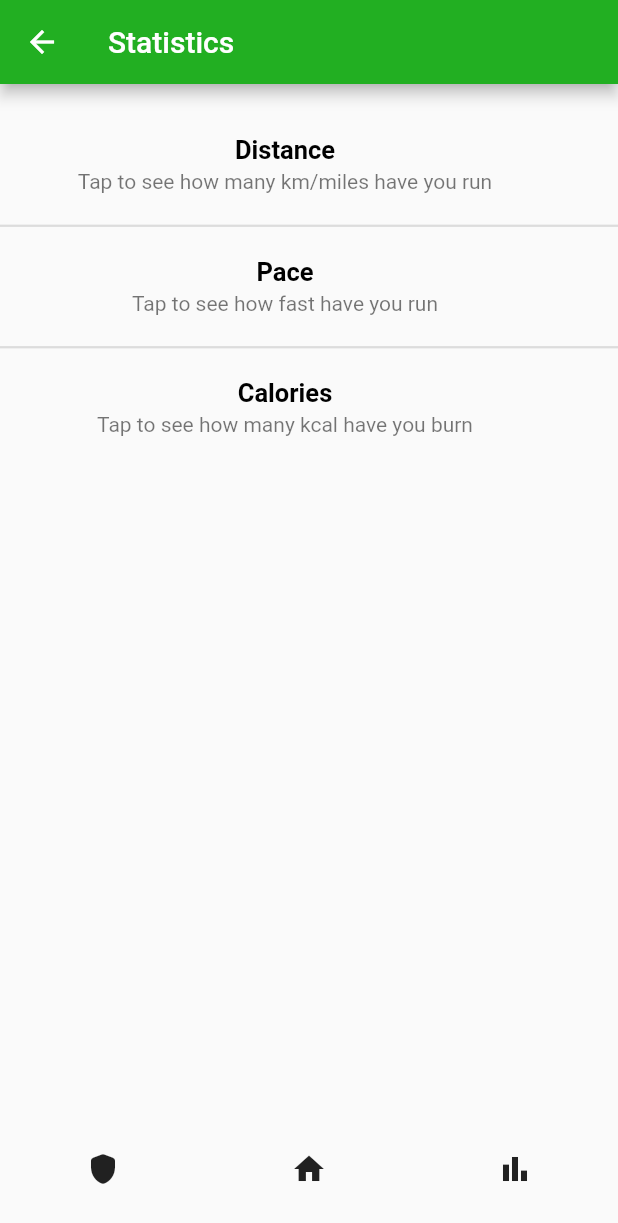
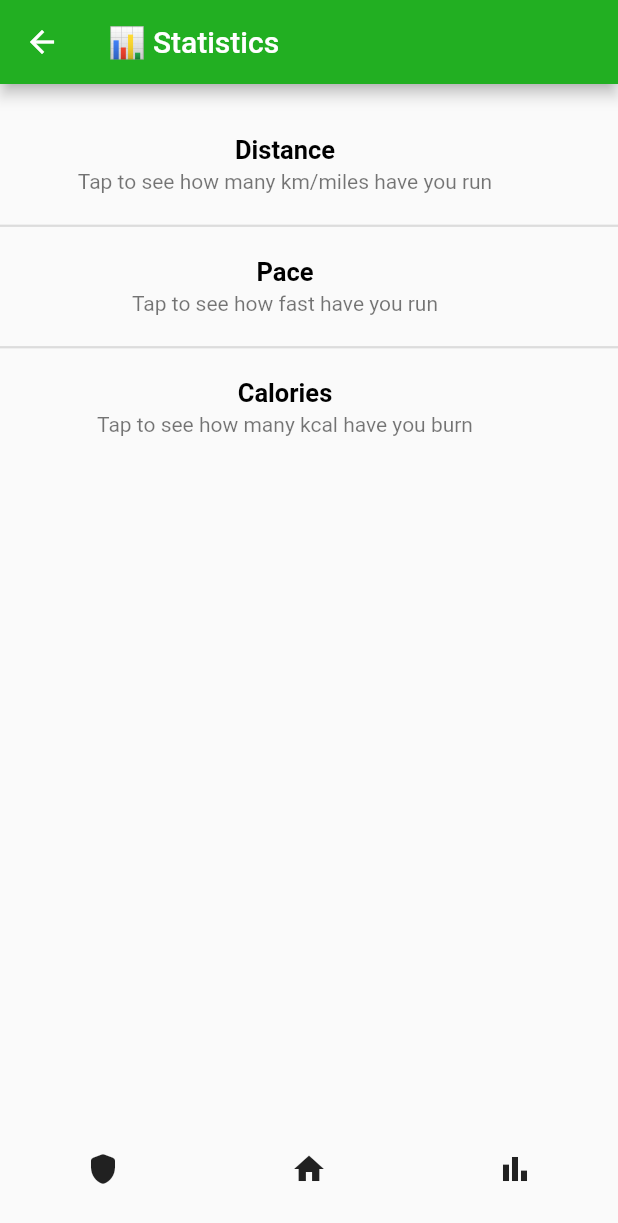
Before and after one commit to valemascio/KIPOS, a Flutter app: the StatisticsPage screen opened by its route, on a phone screen of 412 x 824 dp. Shown: the top 1223 px of the screen. Run offline on Flutter 3.47's test engine with Material 2 defaults, Android fonts, the phone set to English and light mode, and no system bars; drawn by our look-alikes of expansion_tile_card; our stand-ins replace flutter_login, material_design_icons_flutter; missing offline and left inert: fitbitter; network calls fail.

Commit message:
titles fixed

```diff
--- a/kipos/lib/screens/badgePage.dart
+++ b/kipos/lib/screens/badgePage.dart
@@ -11,7 +11,7 @@ class BadgePage extends StatelessWidget {
   Widget build(BuildContext context) {
     return Scaffold(
       appBar: AppBar(
-        title: (const Text('Badges')),
+        title: (const Text('🏅 Badges')),
         backgroundColor: const Color.fromARGB(255, 34, 175, 34),
         leading: IconButton(
           icon: const Icon(
--- a/kipos/lib/screens/statisticsPage.dart
+++ b/kipos/lib/screens/statisticsPage.dart
@@ -14,11 +14,12 @@ class StatisticsPage extends StatelessWidget {
   Widget build(BuildContext context) {
     return Scaffold(
         appBar: AppBar(
-          title: (const Text('Statistics')),
+          title: (const Text('📊 Statistics ')),
           backgroundColor: const Color.fromARGB(255, 34, 175, 34),
         ),
         body: Center(
           child: Column(
+            crossAxisAlignment: CrossAxisAlignment.center,
             children: const [
               Text(' '),
               ExpansionTileCard(
@@ -50,6 +51,7 @@ class StatisticsPage extends StatelessWidget {
                 thickness: 1.5,
               ),
               ExpansionTileCard(
+                //leading: Icon(Icons.bar_chart),
                 title: Text('Pace',
                     textAlign: TextAlign.center,
                     style: TextStyle(
--- a/kipos/lib/screens/tipsPage.dart
+++ b/kipos/lib/screens/tipsPage.dart
@@ -22,7 +22,7 @@ class TipsPage extends StatelessWidget {
   Widget build(BuildContext context) {
     return Scaffold(
       appBar: AppBar(
-        title: const Text('Tips'),
+        title: const Text('💡 Tips'),
         leading: IconButton(
           icon: const Icon(
             Icons.arrow_back,
```
